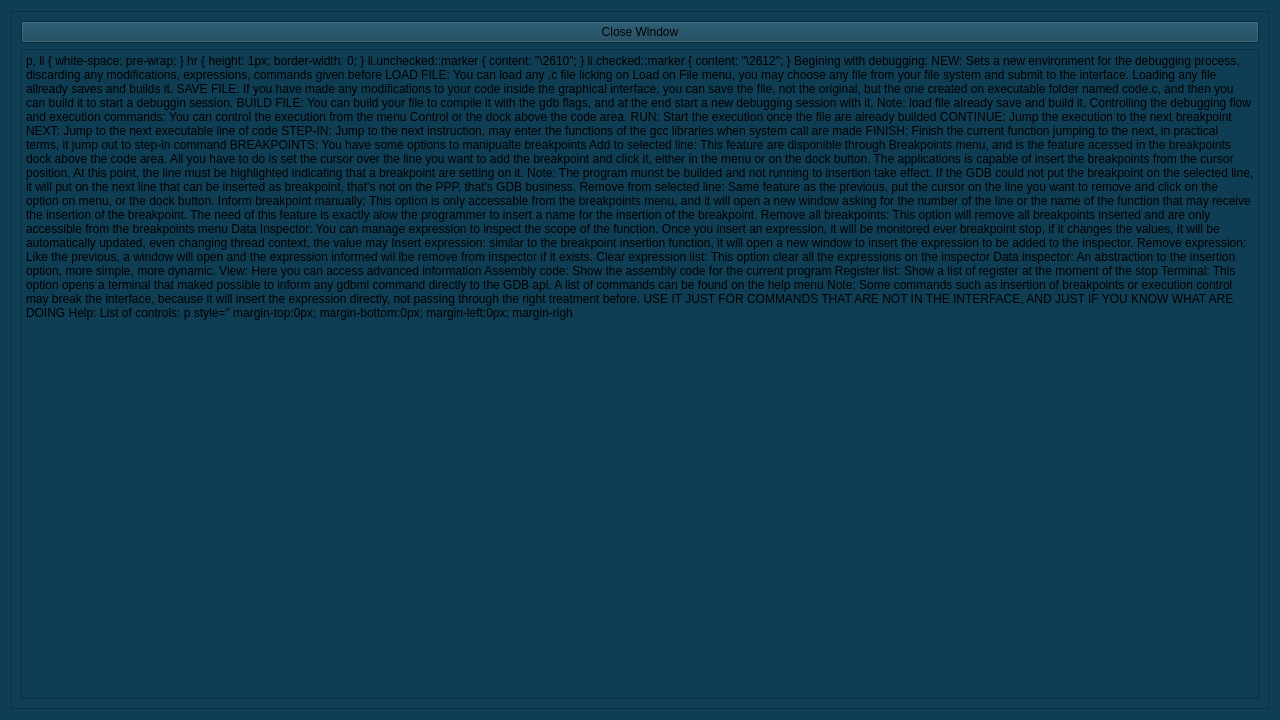
Before: the Qt Designer form src/gui/PPP_controls.ui in Vinigperuzzi/TCC, drawn with Qt 5.
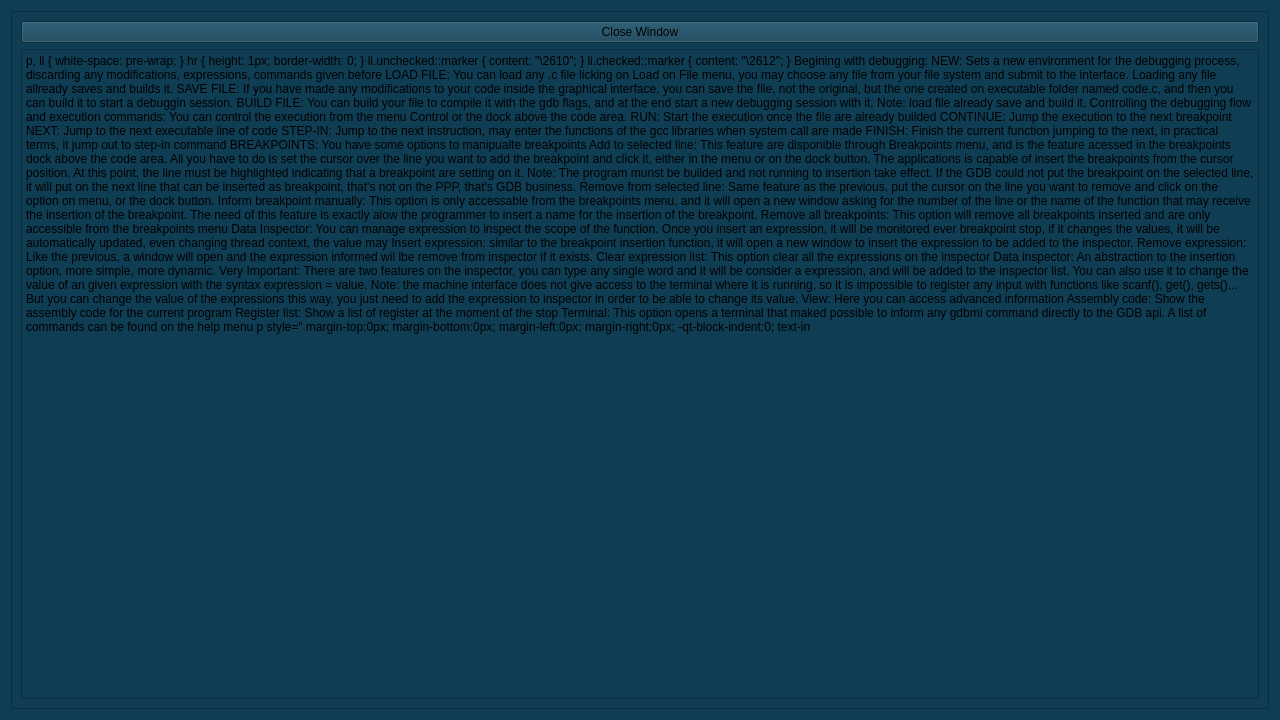
After: the same form once the commit is applied.

Commit message: implement feature that permits change expression value

What changed in the file:
```diff
--- a/src/gui/PPP_controls.ui
+++ b/src/gui/PPP_controls.ui
@@ -120,6 +120,8 @@
 &lt;p style=&quot;-qt-paragraph-type:empty; margin-top:0px; margin-bottom:0px; margin-left:0px; margin-right:0px; -qt-block-indent:0; text-indent:0px; font-size:12pt; color:#00fcd2;&quot;&gt;&lt;br /&gt;&lt;/p&gt;
 &lt;p style=&quot; margin-top:0px; margin-bottom:0px; margin-left:0px; margin-right:0px; -qt-block-indent:0; text-indent:0px;&quot;&gt;&lt;span style=&quot; font-size:12pt; color:#00fcd2;&quot;&gt;Data inspector:&lt;/span&gt;&lt;/p&gt;
 &lt;p style=&quot; margin-top:0px; margin-bottom:0px; margin-left:0px; margin-right:0px; -qt-block-indent:0; text-indent:0px;&quot;&gt;&lt;span style=&quot; font-size:12pt; color:#00fcd2;&quot;&gt;An abstraction to the insertion option, more simple, more dynamic.&lt;/span&gt;&lt;/p&gt;
+&lt;p style=&quot; margin-top:0px; margin-bottom:0px; margin-left:0px; margin-right:0px; -qt-block-indent:0; text-indent:0px;&quot;&gt;&lt;span style=&quot; font-size:12pt; color:#f44536;&quot;&gt;Very Important: &lt;/span&gt;&lt;span style=&quot; font-size:12pt; color:#00fcd2;&quot;&gt;There are two features on the inspector, you can type any single word and it will be consider a expression, and will be added to the inspector list. You can also use it to change the value of an given  expression with the syntax &lt;/span&gt;&lt;span style=&quot; font-size:12pt; color:#f44536;&quot;&gt;expression = value.&lt;/span&gt;&lt;/p&gt;
+&lt;p style=&quot; margin-top:0px; margin-bottom:0px; margin-left:0px; margin-right:0px; -qt-block-indent:0; text-indent:0px;&quot;&gt;&lt;span style=&quot; font-size:12pt; color:#00fcd2;&quot;&gt;Note: the machine interface does not give access to the terminal where it is running, so it is impossible to register any input with functions like scanf(), get(), gets()... But you can change the value of the expressions this way, you just need to add the expression to inspector in order to be able to change its value.&lt;/span&gt;&lt;/p&gt;
 &lt;p style=&quot;-qt-paragraph-type:empty; margin-top:0px; margin-bottom:0px; margin-left:0px; margin-right:0px; -qt-block-indent:0; text-indent:0px; font-size:12pt; color:#00fcd2;&quot;&gt;&lt;br /&gt;&lt;/p&gt;
 &lt;p style=&quot; margin-top:0px; margin-bottom:0px; margin-left:0px; margin-right:0px; -qt-block-indent:0; text-indent:0px;&quot;&gt;&lt;span style=&quot; font-size:12pt; color:#f44536;&quot;&gt;View:&lt;/span&gt;&lt;span style=&quot; font-size:12pt; color:#00fcd2;&quot;&gt;	&lt;/span&gt;&lt;/p&gt;
 &lt;p style=&quot; margin-top:0px; margin-bottom:0px; margin-left:0px; margin-right:0px; -qt-block-indent:0; text-indent:0px;&quot;&gt;&lt;span style=&quot; font-size:12pt; color:#00fcd2;&quot;&gt;Here you can access advanced information&lt;/span&gt;&lt;/p&gt;
```
The commit also changes 3 other files.
